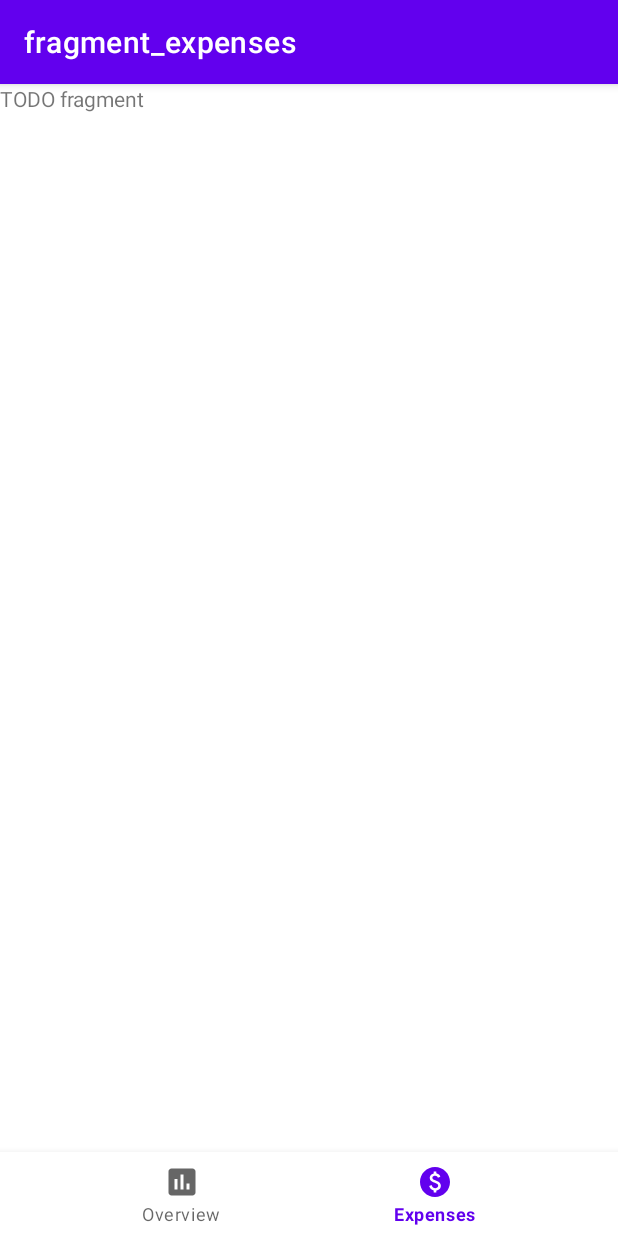
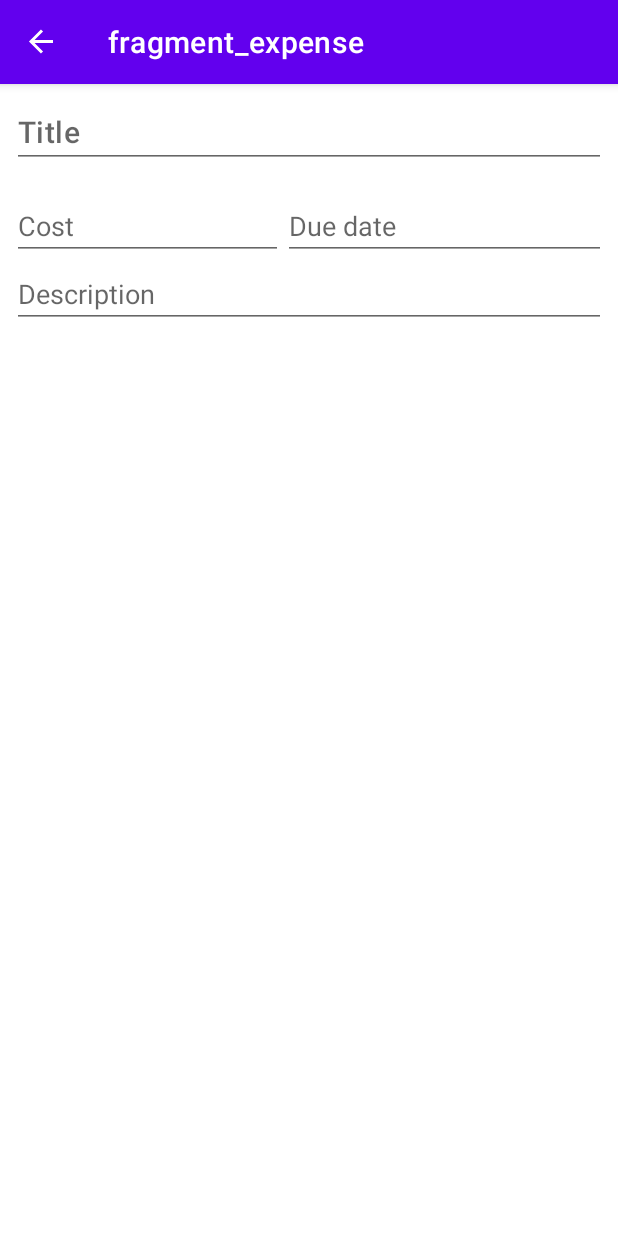
Before and after one commit to xandalm/iwillpay, an Android app: the ExpenseFragment screen opened through its navigation route, on a phone screen of 412 x 824 dp. Run offline under Robolectric (Android 15) with nearby library versions, the phone set to English and light mode, and no system bars; our stand-ins replace navigation-ui.

Commit message:
update nav graph and app structure

```diff
--- a/app/src/main/java/com/xandealm/iwillpay/MainActivity.kt
+++ b/app/src/main/java/com/xandealm/iwillpay/MainActivity.kt
@@ -2,13 +2,10 @@ package com.xandealm.iwillpay
 
 import androidx.appcompat.app.AppCompatActivity
 import android.os.Bundle
+import android.util.Log
 import androidx.navigation.NavController
 import androidx.navigation.fragment.NavHostFragment
-import androidx.navigation.ui.AppBarConfiguration
 import androidx.navigation.ui.setupActionBarWithNavController
-import androidx.navigation.ui.setupWithNavController
-import androidx.recyclerview.widget.RecyclerView
-import com.xandealm.iwillpay.R
 import com.xandealm.iwillpay.databinding.ActivityMainBinding
 
 class MainActivity : AppCompatActivity() {
@@ -23,12 +20,15 @@ class MainActivity : AppCompatActivity() {
 
         val navHostFragment = supportFragmentManager.findFragmentById(R.id.nav_host_fragment) as NavHostFragment
         navController = navHostFragment.navController
-        val appBarConfiguration = AppBarConfiguration(setOf(
-            R.id.homeFragment,
-            R.id.expensesFragment
-        ))
+        Log.d("MainActivity",navController.toString())
 
-        setupActionBarWithNavController(navController, appBarConfiguration)
-        binding.navBar.setupWithNavController(navController)
+        setupActionBarWithNavController(navController)
+    }
+
+    /**
+     * Handle navigation when the user chooses Up from the action bar.
+     */
+    override fun onSupportNavigateUp(): Boolean {
+        return navController.navigateUp() || super.onSupportNavigateUp()
     }
 }
--- a/app/src/main/java/com/xandealm/iwillpay/ui/ExpensesFragment.kt
+++ b/app/src/main/java/com/xandealm/iwillpay/ui/ExpenseFragment.kt
@@ -5,12 +5,11 @@ import androidx.fragment.app.Fragment
 import android.view.LayoutInflater
 import android.view.View
 import android.view.ViewGroup
-import com.xandealm.iwillpay.R
-import com.xandealm.iwillpay.databinding.FragmentExpensesBinding
+import com.xandealm.iwillpay.databinding.FragmentExpenseBinding
 
-class ExpensesFragment : Fragment() {
+class ExpenseFragment : Fragment() {
 
-    private var _binding: FragmentExpensesBinding? = null
+    private var _binding: FragmentExpenseBinding? = null
     private val binding get() = _binding!!
 
     override fun onCreate(savedInstanceState: Bundle?) {
@@ -21,7 +20,7 @@ class ExpensesFragment : Fragment() {
         inflater: LayoutInflater, container: ViewGroup?,
         savedInstanceState: Bundle?
     ): View? {
-        _binding = FragmentExpensesBinding.inflate(inflater,container,false)
+        _binding = FragmentExpenseBinding.inflate(inflater,container,false)
         return binding.root
     }
 
--- /dev/null
+++ b/app/src/main/java/com/xandealm/iwillpay/ui/ExpensesListFragment.kt
@@ -0,0 +1,27 @@
+package com.xandealm.iwillpay.ui
+
+import android.os.Bundle
+import androidx.fragment.app.Fragment
+import android.view.LayoutInflater
+import android.view.View
+import android.view.ViewGroup
+import com.xandealm.iwillpay.databinding.FragmentExpensesListBinding
+
+class ExpensesListFragment : Fragment() {
+
+    private var _binding: FragmentExpensesListBinding? = null
+    private val binding get() = _binding!!
+
+    override fun onCreate(savedInstanceState: Bundle?) {
+        super.onCreate(savedInstanceState)
+    }
+
+    override fun onCreateView(
+        inflater: LayoutInflater, container: ViewGroup?,
+        savedInstanceState: Bundle?
+    ): View? {
+        _binding = FragmentExpensesListBinding.inflate(inflater,container,false)
+        return binding.root
+    }
+
+}
--- a/app/src/main/java/com/xandealm/iwillpay/ui/HomeFragment.kt
+++ b/app/src/main/java/com/xandealm/iwillpay/ui/OverviewFragment.kt
@@ -5,15 +5,16 @@ import androidx.fragment.app.Fragment
 import android.view.LayoutInflater
 import android.view.View
 import android.view.ViewGroup
+import androidx.navigation.fragment.NavHostFragment
 import androidx.recyclerview.widget.LinearLayoutManager
 import androidx.recyclerview.widget.RecyclerView
 import com.xandealm.iwillpay.R
-import com.xandealm.iwillpay.databinding.FragmentHomeBinding
+import com.xandealm.iwillpay.databinding.FragmentOverviewBinding
 import com.xandealm.iwillpay.ui.adapter.ExpenseAdapter
 
-class HomeFragment : Fragment() {
+class OverviewFragment : Fragment() {
 
-    private var _binding: FragmentHomeBinding? = null
+    private var _binding: FragmentOverviewBinding? = null
     private val binding get() = _binding!!
     private lateinit var expenseRecyclerView: RecyclerView
 
@@ -25,15 +26,18 @@ class HomeFragment : Fragment() {
         inflater: LayoutInflater, container: ViewGroup?,
         savedInstanceState: Bundle?
     ): View? {
-        _binding = FragmentHomeBinding.inflate(inflater, container, false)
+        _binding = FragmentOverviewBinding.inflate(inflater,container,false)
         return binding.root
     }
 
     override fun onViewCreated(view: View, savedInstanceState: Bundle?) {
         super.onViewCreated(view, savedInstanceState)
+        val mainNavController = (this.activity?.supportFragmentManager?.findFragmentById(R.id.nav_host_fragment) as NavHostFragment).navController
         expenseRecyclerView = binding.expenseRecyclerView
         expenseRecyclerView.layoutManager = LinearLayoutManager(this.requireContext())
-        expenseRecyclerView.adapter = ExpenseAdapter(this.requireContext())
+        expenseRecyclerView.adapter = ExpenseAdapter(this.requireContext()) {
+            mainNavController.navigate(R.id.expenseFragment)
+        }
     }
 
 }
--- /dev/null
+++ b/app/src/main/java/com/xandealm/iwillpay/ui/StartFragment.kt
@@ -0,0 +1,51 @@
+package com.xandealm.iwillpay.ui
+
+import android.os.Bundle
+import androidx.fragment.app.Fragment
+import android.view.LayoutInflater
+import android.view.View
+import android.view.ViewGroup
+import androidx.appcompat.app.AppCompatActivity
+import androidx.navigation.NavController
+import androidx.navigation.fragment.NavHostFragment
+import androidx.navigation.ui.AppBarConfiguration
+import androidx.navigation.ui.setupActionBarWithNavController
+import com.xandealm.iwillpay.R
+import com.xandealm.iwillpay.databinding.FragmentStartBinding
+import androidx.navigation.ui.setupWithNavController
+
+class StartFragment : Fragment() {
+
+    private var _binding: FragmentStartBinding? = null
+    private val binding get() = _binding!!
+
+    lateinit var navController: NavController
+
+    override fun onCreate(savedInstanceState: Bundle?) {
+        super.onCreate(savedInstanceState)
+    }
+
+    override fun onCreateView(
+        inflater: LayoutInflater, container: ViewGroup?,
+        savedInstanceState: Bundle?
+    ): View? {
+        _binding = FragmentStartBinding.inflate(inflater, container, false)
+
+        val navHostFragment = childFragmentManager.findFragmentById(R.id.start_nav_host_fragment) as NavHostFragment
+        navController = navHostFragment.navController
+        val appBarConfiguration = AppBarConfiguration(setOf(
+            R.id.overviewFragment,
+            R.id.expensesListFragment
+        ))
+
+        (requireActivity() as AppCompatActivity).setupActionBarWithNavController(navController, appBarConfiguration)
+        binding.navBar.setupWithNavController(navController)
+
+        return binding.root
+    }
+
+    override fun onViewCreated(view: View, savedInstanceState: Bundle?) {
+        super.onViewCreated(view, savedInstanceState)
+    }
+
+}
--- a/app/src/main/java/com/xandealm/iwillpay/ui/adapter/ExpenseAdapter.kt
+++ b/app/src/main/java/com/xandealm/iwillpay/ui/adapter/ExpenseAdapter.kt
@@ -4,11 +4,11 @@ import android.content.Context
 import android.text.Spannable
 import android.text.SpannableString
 import android.text.style.ForegroundColorSpan
-import android.util.Log
 import android.view.LayoutInflater
 import android.view.View
 import android.view.ViewGroup
 import android.widget.TextView
+import androidx.core.content.ContextCompat
 import androidx.recyclerview.widget.RecyclerView
 import com.xandealm.iwillpay.R
 import com.xandealm.iwillpay.model.Expense
@@ -17,14 +17,13 @@ import com.xandealm.iwillpay.model.getFormattedCost
 import java.util.Date
 import kotlin.math.floor
 
-private const val TAG = "ExpenseAdapter"
-
 private const val MIN_TIME = 1000 * 60
 private const val HOUR_TIME = MIN_TIME * 60
 private const val DAY_TIME = HOUR_TIME * 24
 
 class ExpenseAdapter(
-    private val ctx: Context
+    private val ctx: Context,
+    private val onDetailsClicked: (Expense) -> Unit
 ): RecyclerView.Adapter<ExpenseAdapter.ExpenseViewHolder>() {
 
     private val dataset: List<Expense> = DataSource.expenses
@@ -32,7 +31,7 @@ class ExpenseAdapter(
     override fun onCreateViewHolder(
         parent: ViewGroup,
         viewType: Int
-    ): ExpenseAdapter.ExpenseViewHolder {
+    ): ExpenseViewHolder {
         return ExpenseViewHolder(LayoutInflater.from(parent.context)
             .inflate(R.layout.expense_list_item, parent, false))
     }
@@ -41,16 +40,18 @@ class ExpenseAdapter(
         val resources = ctx.resources
         val item = dataset[position]
 
-        var headerText = SpannableString("${item.title} \u2022 ${item.getFormattedCost()}")
+        val headerText = SpannableString("${item.title} \u2022 ${item.getFormattedCost()}")
         headerText.setSpan(
-            ForegroundColorSpan(resources.getColor(R.color.red_700)),
+            ForegroundColorSpan(
+                ContextCompat.getColor(ctx,R.color.red_700)
+            ),
             item.title.length + 3,
             headerText.length,
             Spannable.SPAN_EXCLUSIVE_EXCLUSIVE)
 
         holder.expenseTitleCost?.text = headerText
 
-        var diffTime = item.dueDate.time - Date().time
+        val diffTime = item.dueDate.time - Date().time
         val remaining = if(diffTime >= DAY_TIME) {
             val ddRemaining = floor((diffTime / DAY_TIME).toDouble()).toInt()
             resources.getQuantityString(R.plurals.dd_remaining,ddRemaining,ddRemaining)
@@ -68,6 +69,10 @@ class ExpenseAdapter(
 
         holder.expenseRemaining?.text = remaining
         holder.expenseDescription?.text = item.description
+
+        holder.expenseDetailsBtn?.setOnClickListener {
+            onDetailsClicked(item)
+        }
     }
 
     override fun getItemCount(): Int {
@@ -78,6 +83,7 @@ class ExpenseAdapter(
         val expenseTitleCost: TextView? = view?.findViewById(R.id.eli_title_cost)
         val expenseRemaining: TextView? = view?.findViewById(R.id.eli_remaining)
         val expenseDescription: TextView? = view?.findViewById(R.id.eli_description)
+        val expenseDetailsBtn: TextView? = view?.findViewById(R.id.eli_details_btn)
     }
 
 }
--- a/app/src/main/res/layout/activity_main.xml
+++ b/app/src/main/res/layout/activity_main.xml
@@ -10,20 +10,19 @@
         android:id="@+id/nav_host_fragment"
         android:name="androidx.navigation.fragment.NavHostFragment"
         android:layout_width="match_parent"
-        android:layout_height="0dp"
+        android:layout_height="match_parent"
         app:layout_constraintStart_toStartOf="parent"
         app:layout_constraintTop_toTopOf="parent"
-        app:layout_constraintBottom_toTopOf="@id/nav_bar"
         app:defaultNavHost="true"
         app:navGraph="@navigation/nav_graph" />
 
-    <com.google.android.material.bottomnavigation.BottomNavigationView
-        android:id="@+id/nav_bar"
-        android:layout_width="match_parent"
-        android:layout_height="wrap_content"
-        app:layout_constraintStart_toStartOf="parent"
-        app:layout_constraintEnd_toEndOf="parent"
-        app:layout_constraintBottom_toBottomOf="parent"
-        app:menu="@menu/bottom_nav_menu"/>
+<!--    <com.google.android.material.bottomnavigation.BottomNavigationView-->
+<!--        android:id="@+id/nav_bar"-->
+<!--        android:layout_width="match_parent"-->
+<!--        android:layout_height="wrap_content"-->
+<!--        app:layout_constraintStart_toStartOf="parent"-->
+<!--        app:layout_constraintEnd_toEndOf="parent"-->
+<!--        app:layout_constraintBottom_toBottomOf="parent"-->
+<!--        app:menu="@menu/bottom_nav_menu"/>-->
 
 </androidx.constraintlayout.widget.ConstraintLayout>
--- /dev/null
+++ b/app/src/main/res/layout/fragment_expense.xml
@@ -0,0 +1,63 @@
+<?xml version="1.0" encoding="utf-8"?>
+<androidx.constraintlayout.widget.ConstraintLayout xmlns:android="http://schemas.android.com/apk/res/android"
+    xmlns:tools="http://schemas.android.com/tools"
+    xmlns:app="http://schemas.android.com/apk/res-auto"
+    android:layout_width="match_parent"
+    android:layout_height="match_parent"
+    android:padding="@dimen/common_margin"
+    tools:context=".ui.ExpenseFragment">
+
+    <LinearLayout
+        android:layout_width="match_parent"
+        android:layout_height="match_parent"
+        android:orientation="vertical"
+        android:gravity=""
+        app:layout_constraintTop_toTopOf="parent"
+        app:layout_constraintStart_toStartOf="parent">
+
+        <EditText
+            android:id="@+id/expense_title"
+            android:layout_width="match_parent"
+            android:layout_height="wrap_content"
+            android:layout_marginBottom="@dimen/large_margin"
+            app:layout_constraintStart_toStartOf="parent"
+            app:layout_constraintTop_toTopOf="parent"
+            android:hint="@string/expense_title_hint"
+            android:inputType="text"
+            android:textAppearance="?attr/textAppearanceHeadline6" />
+
+        <LinearLayout
+            android:id="@+id/cost_due_container"
+            android:layout_width="match_parent"
+            android:layout_height="wrap_content"
+            app:layout_constraintTop_toBottomOf="@id/expense_title">
+
+            <EditText
+                android:layout_width="wrap_content"
+                android:layout_height="wrap_content"
+                android:layout_weight="1"
+                android:hint="@string/expense_cost_hint"
+                android:inputType="numberDecimal"
+                app:prefixText="@string/currency_symbol" />
+
+            <EditText
+                android:layout_width="wrap_content"
+                android:layout_height="wrap_content"
+                android:layout_weight="1"
+                android:hint="@string/expense_due_date_hint"
+                android:inputType="date" />
+
+        </LinearLayout>
+
+        <com.google.android.material.textfield.TextInputEditText
+            android:layout_width="match_parent"
+            android:layout_height="wrap_content"
+            android:hint="@string/expense_description_hint"
+            android:inputType="textMultiLine"
+            app:layout_constraintTop_toBottomOf="@id/expense_title" />
+
+    </LinearLayout>
+
+
+
+</androidx.constraintlayout.widget.ConstraintLayout>
--- a/app/src/main/res/layout/fragment_expenses.xml
+++ b/app/src/main/res/layout/fragment_expenses_list.xml
@@ -3,7 +3,7 @@
     xmlns:tools="http://schemas.android.com/tools"
     android:layout_width="match_parent"
     android:layout_height="match_parent"
-    tools:context=".ui.ExpensesFragment">
+    tools:context=".ui.ExpensesListFragment">
 
     <TextView
         android:layout_width="match_parent"
--- a/app/src/main/res/layout/fragment_home.xml
+++ b/app/src/main/res/layout/fragment_overview.xml
@@ -1,10 +1,10 @@
 <?xml version="1.0" encoding="utf-8"?>
 <androidx.constraintlayout.widget.ConstraintLayout xmlns:android="http://schemas.android.com/apk/res/android"
     xmlns:tools="http://schemas.android.com/tools"
+    xmlns:app="http://schemas.android.com/apk/res-auto"
     android:layout_width="match_parent"
     android:layout_height="match_parent"
-    xmlns:app="http://schemas.android.com/apk/res-auto"
-    tools:context=".ui.HomeFragment">
+    tools:context=".ui.OverviewFragment">
 
     <androidx.recyclerview.widget.RecyclerView
         android:id="@+id/expense_recycler_view"
--- /dev/null
+++ b/app/src/main/res/layout/fragment_start.xml
@@ -0,0 +1,29 @@
+<?xml version="1.0" encoding="utf-8"?>
+<androidx.constraintlayout.widget.ConstraintLayout xmlns:android="http://schemas.android.com/apk/res/android"
+    xmlns:tools="http://schemas.android.com/tools"
+    android:layout_width="match_parent"
+    android:layout_height="match_parent"
+    xmlns:app="http://schemas.android.com/apk/res-auto"
+    tools:context=".ui.StartFragment">
+
+    <androidx.fragment.app.FragmentContainerView
+        android:id="@+id/start_nav_host_fragment"
+        android:name="androidx.navigation.fragment.NavHostFragment"
+        android:layout_width="match_parent"
+        android:layout_height="0dp"
+        app:layout_constraintStart_toStartOf="parent"
+        app:layout_constraintTop_toTopOf="parent"
+        app:layout_constraintBottom_toTopOf="@id/nav_bar"
+        app:defaultNavHost="false"
+        app:navGraph="@navigation/start_nav_graph" />
+
+    <com.google.android.material.bottomnavigation.BottomNavigationView
+        android:id="@+id/nav_bar"
+        android:layout_width="match_parent"
+        android:layout_height="wrap_content"
+        app:layout_constraintStart_toStartOf="parent"
+        app:layout_constraintEnd_toEndOf="parent"
+        app:layout_constraintBottom_toBottomOf="parent"
+        app:menu="@menu/bottom_nav_menu"/>
+
+</androidx.constraintlayout.widget.ConstraintLayout>
--- a/app/src/main/res/menu/bottom_nav_menu.xml
+++ b/app/src/main/res/menu/bottom_nav_menu.xml
@@ -2,14 +2,14 @@
 <menu xmlns:android="http://schemas.android.com/apk/res/android">
 
     <item
-        android:id="@id/homeFragment"
-        android:title="Overview"
+        android:id="@id/overviewFragment"
+        android:title="@string/menu_item_overview"
         android:icon="@drawable/ic_assessment_24"
         />
 
     <item
-        android:id="@id/expensesFragment"
-        android:title="Expenses"
+        android:id="@id/expensesListFragment"
+        android:title="@string/menu_item_expenses"
         android:icon="@drawable/ic_paid_24"
         />
 </menu>
--- a/app/src/main/res/navigation/nav_graph.xml
+++ b/app/src/main/res/navigation/nav_graph.xml
@@ -3,16 +3,23 @@
     xmlns:app="http://schemas.android.com/apk/res-auto"
     xmlns:tools="http://schemas.android.com/tools"
     android:id="@+id/nav_graph"
-    app:startDestination="@id/homeFragment">
+    app:startDestination="@id/startFragment">
 
     <fragment
-        android:id="@+id/homeFragment"
-        android:name="com.xandealm.iwillpay.ui.HomeFragment"
-        android:label="fragment_home"
-        tools:layout="@layout/fragment_home" />
+        android:id="@+id/startFragment"
+        android:name="com.xandealm.iwillpay.ui.StartFragment"
+        android:label="fragment_start"
+        tools:layout="@layout/fragment_start">
+        <action
+            android:id="@+id/action_startFragment_to_start_nav_graph"
+            app:destination="@id/start_nav_graph" />
+    </fragment>
+<!--    <include app:graph="@navigation/start_nav_graph"/>-->
     <fragment
-        android:id="@+id/expensesFragment"
-        android:name="com.xandealm.iwillpay.ui.ExpensesFragment"
-        android:label="fragment_expenses"
-        tools:layout="@layout/fragment_expenses" />
+        android:id="@+id/expenseFragment"
+        android:name="com.xandealm.iwillpay.ui.ExpenseFragment"
+        android:label="fragment_expense"
+        tools:layout="@layout/fragment_expense" />
+    <include app:graph="@navigation/start_nav_graph" />
+
 </navigation>
--- /dev/null
+++ b/app/src/main/res/navigation/start_nav_graph.xml
@@ -0,0 +1,19 @@
+<?xml version="1.0" encoding="utf-8"?>
+<navigation xmlns:android="http://schemas.android.com/apk/res/android"
+    xmlns:app="http://schemas.android.com/apk/res-auto"
+    xmlns:tools="http://schemas.android.com/tools"
+    android:id="@+id/start_nav_graph"
+    app:startDestination="@id/overviewFragment">
+
+    <fragment
+        android:id="@+id/overviewFragment"
+        android:name="com.xandealm.iwillpay.ui.OverviewFragment"
+        android:label="fragment_overview"
+        tools:layout="@layout/fragment_overview"/>
+
+    <fragment
+        android:id="@+id/expensesListFragment"
+        android:name="com.xandealm.iwillpay.ui.ExpensesListFragment"
+        android:label="fragment_expenses_list"
+        tools:layout="@layout/fragment_expenses_list" />
+</navigation>
--- a/app/src/main/res/values/strings.xml
+++ b/app/src/main/res/values/strings.xml
@@ -20,5 +20,14 @@
     <string name="pay_now">Pay now!</string>
     <string name="youre_later">You\'re later!</string>
 
+    <!-- NavBar -->
+    <string name="menu_item_overview">Overview</string>
+    <string name="menu_item_expenses">Expenses</string>
+
+    <!-- Expense edit -->
     <string name="currency_symbol">$</string>
+    <string name="expense_title_hint">Title</string>
+    <string name="expense_cost_hint">Cost</string>
+    <string name="expense_due_date_hint">Due date</string>
+    <string name="expense_description_hint">Description</string>
 </resources>
```
Lines whose indentation alone changed are shown as unchanged.
